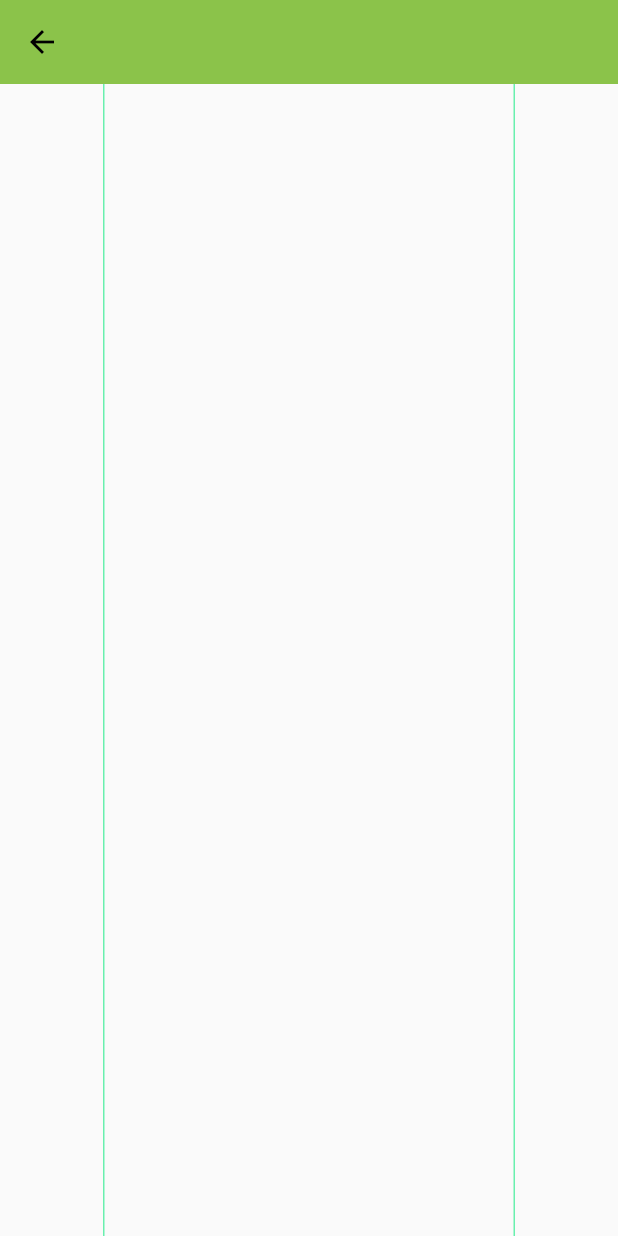
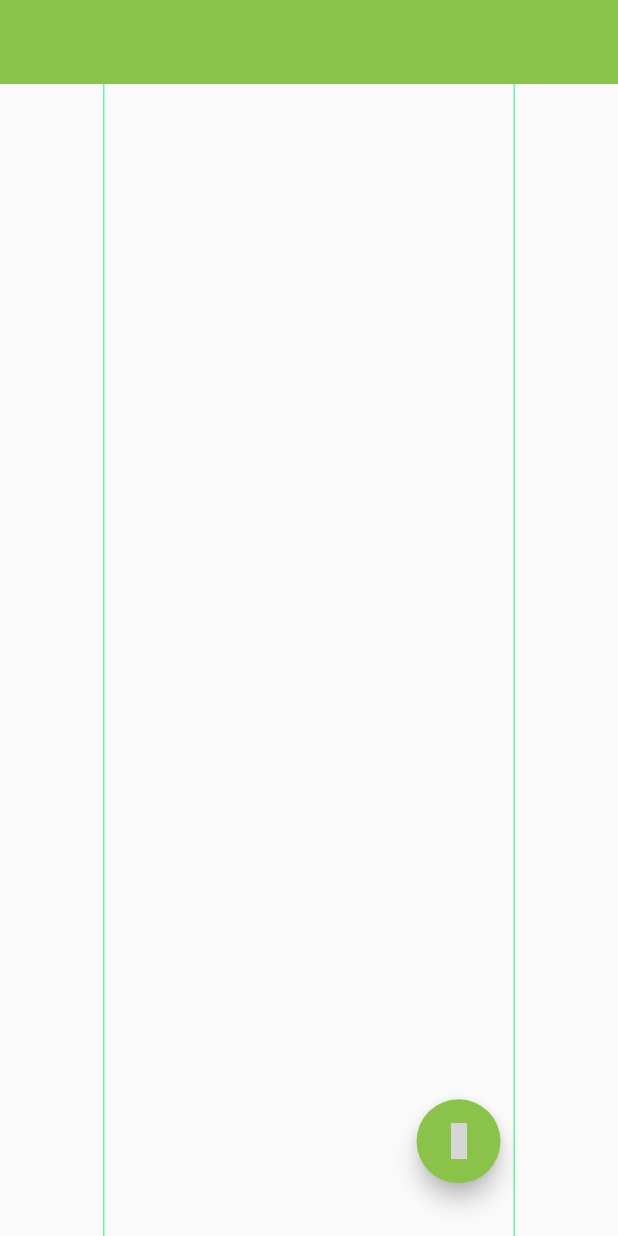
Before and after one commit to rsoares10-college-projects/john-deere-spa, a Flutter app: the UserView screen opened directly, on a phone screen of 412 x 824 dp. Run offline on Flutter 3.47's test engine with Material 2 defaults, Android fonts, the phone set to English and light mode, and no system bars; missing offline and left inert: awesome_icons; grey boxes are pictures that could not be loaded.

Commit message:
Add floating action button to user view

```diff
--- a/lib/main.dart
+++ b/lib/main.dart
@@ -1,5 +1,5 @@
 import 'package:flutter/material.dart';
-import 'package:john_deere_spa/views/home.view.dart';
+import 'package:john_deere_spa/views/landing.view.dart';
 
 void main() {
   runApp(const MyApp());
@@ -16,7 +16,7 @@ class MyApp extends StatelessWidget {
       theme: ThemeData(
         primarySwatch: Colors.lightGreen,
       ),
-      home: HomeView(),
+      home: LandingView(),
     );
   }
 }
--- a/lib/views/landing.view.dart
+++ b/lib/views/landing.view.dart
@@ -1,4 +1,5 @@
 import 'package:flutter/material.dart';
+import 'package:john_deere_spa/views/user.view.dart';
 
 class LandingView extends StatefulWidget {
   const LandingView({Key? key}) : super(key: key);
@@ -25,7 +26,9 @@ class _LandingViewState extends State<LandingView> {
               child: Container(
                 alignment: Alignment.center,
                 child: ElevatedButton(
-                  onPressed: () {},
+                  onPressed: () {
+                    Navigator.push(context, MaterialPageRoute(builder: (context) => const UserView()));
+                  },
                   child: Text('Organize Tickets'),
                 ),
               ),
--- a/lib/views/user.view.dart
+++ b/lib/views/user.view.dart
@@ -1,3 +1,4 @@
+import 'package:awesome_icons/awesome_icons.dart';
 import 'package:flutter/material.dart';
 
 class UserView extends StatefulWidget {
@@ -12,6 +13,7 @@ class _UserViewState extends State<UserView> {
   Widget build(BuildContext context) {
     return Scaffold(
       appBar: AppBar(
+        leading: SizedBox(),
         elevation: 0,
       ),
       body: Container(
@@ -37,6 +39,16 @@ class _UserViewState extends State<UserView> {
           ],
         ),
       ),
+      floatingActionButton: Align(
+        alignment: Alignment(0.65, 0.95),
+        child: FloatingActionButton(
+          onPressed: () {},
+          child: Icon(
+            FontAwesomeIcons.plus,
+            color: Colors.white,
+          ),
+        ),
+      ),
     );
   }
 }
--- a/pubspec.yaml
+++ b/pubspec.yaml
@@ -27,6 +27,7 @@ environment:
 # the latest version available on pub.dev. To see which dependencies have newer
 # versions available, run `flutter pub outdated`.
 dependencies:
+  awesome_icons: ^1.1.0
   flutter:
     sdk: flutter
 
```
Also changed, not shown: lib/views/home.view.dart (deleted, +0 -18 lines).
